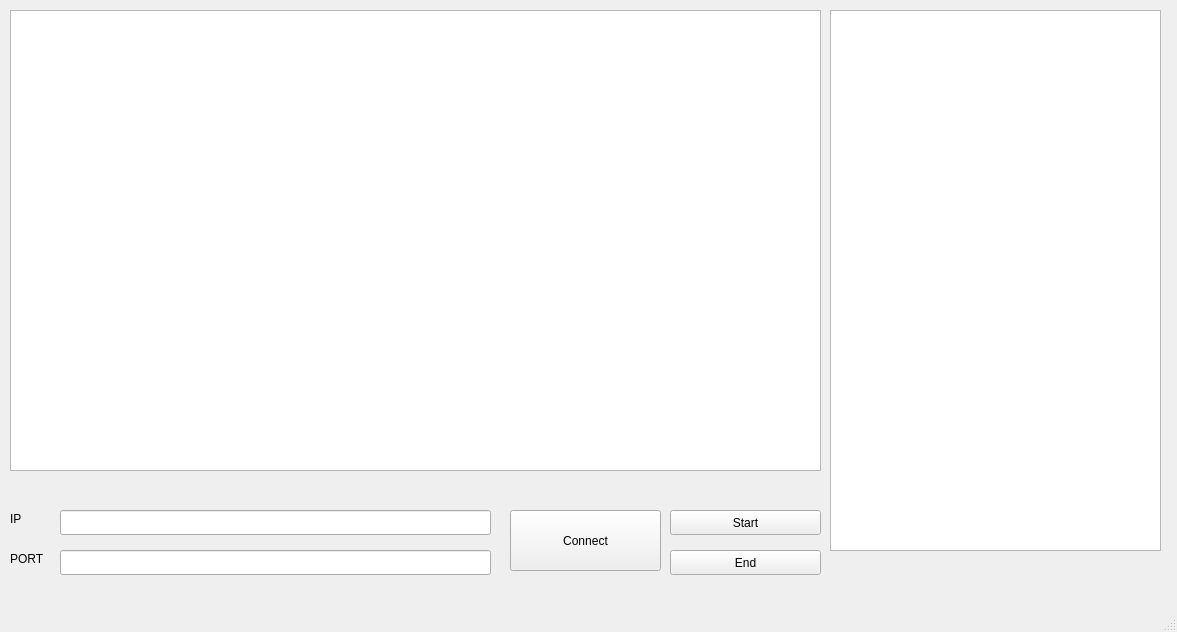
First picture: the form in TheBeer4Qt5/clientwindow.ui, repository LionKingSmasher/The_Beer, before the edit.
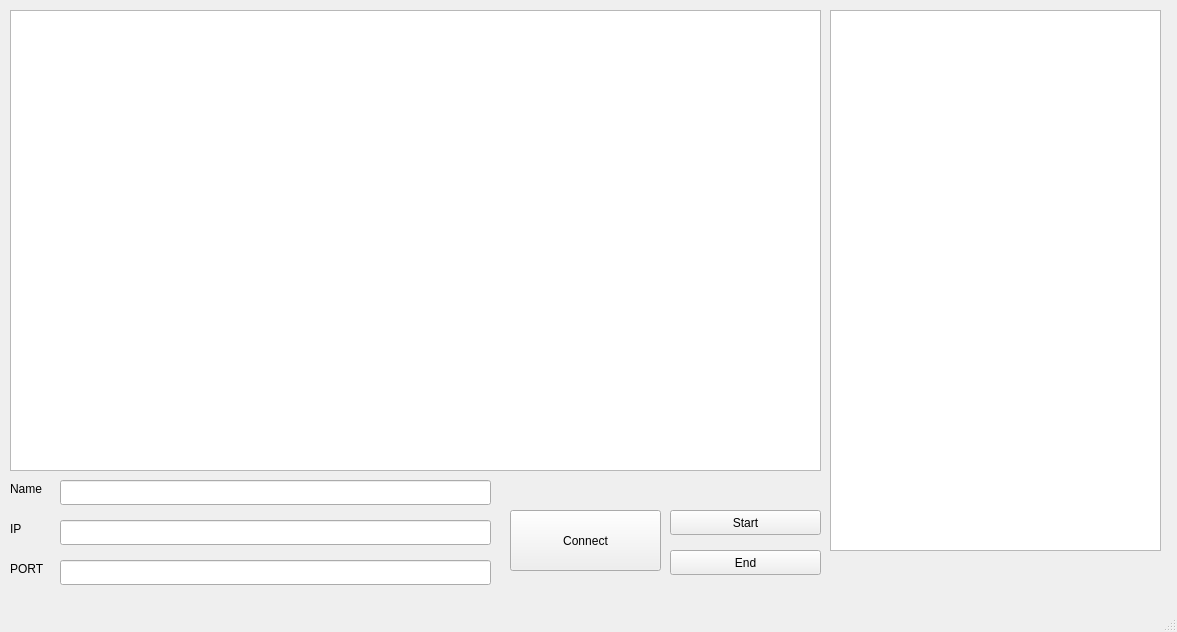
Second picture: the form after the edit.

```diff
--- a/TheBeer4Qt5/clientwindow.ui
+++ b/TheBeer4Qt5/clientwindow.ui
@@ -28,7 +28,7 @@
     <property name="geometry">
      <rect>
       <x>60</x>
-      <y>550</y>
+      <y>560</y>
       <width>431</width>
       <height>25</height>
      </rect>
@@ -38,7 +38,7 @@
     <property name="geometry">
      <rect>
       <x>60</x>
-      <y>510</y>
+      <y>520</y>
       <width>431</width>
       <height>25</height>
      </rect>
@@ -48,7 +48,7 @@
     <property name="geometry">
      <rect>
       <x>10</x>
-      <y>510</y>
+      <y>520</y>
       <width>67</width>
       <height>17</height>
      </rect>
@@ -61,7 +61,7 @@
     <property name="geometry">
      <rect>
       <x>10</x>
-      <y>550</y>
+      <y>560</y>
       <width>67</width>
       <height>17</height>
      </rect>
@@ -119,6 +119,29 @@
      <string>Connect</string>
     </property>
    </widget>
+   <widget class="QLineEdit" name="userName">
+    <property name="geometry">
+     <rect>
+      <x>60</x>
+      <y>480</y>
+      <width>431</width>
+      <height>25</height>
+     </rect>
+    </property>
+   </widget>
+   <widget class="QLabel" name="label_3">
+    <property name="geometry">
+     <rect>
+      <x>10</x>
+      <y>480</y>
+      <width>67</width>
+      <height>17</height>
+     </rect>
+    </property>
+    <property name="text">
+     <string>Name</string>
+    </property>
+   </widget>
   </widget>
   <widget class="QMenuBar" name="menubar">
    <property name="geometry">
```
